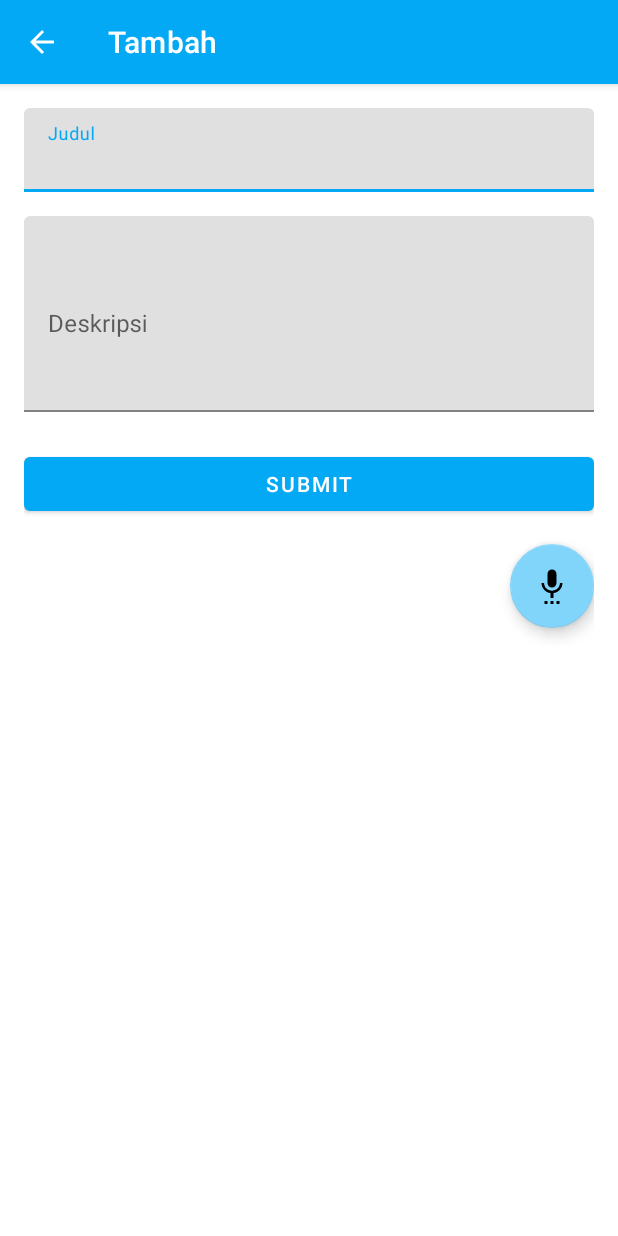
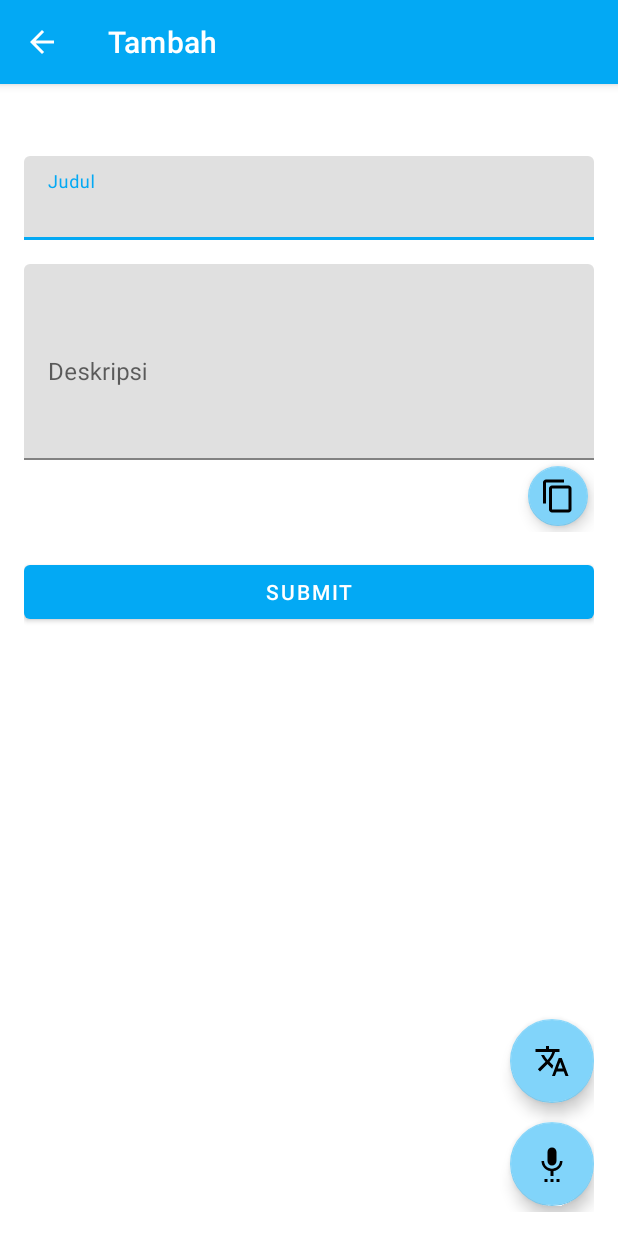
Before and after one commit to NoisyBoy29/NotesApp, an Android app: the CRUDNoteActivity screen opened directly, with no data from a screen before it, on a phone screen of 412 x 824 dp. Run offline under Robolectric (Android 15) with nearby library versions, the light colour scheme and no system bars.

Commit message:
menambahkan fitur TranslateActivity ke aplikasi dan menambahkan copy teks ke clipboard di dalam aplikasi.

```diff
--- a/app/build.gradle
+++ b/app/build.gradle
@@ -33,6 +33,7 @@ android {
     }
     buildFeatures {
         viewBinding true
+        dataBinding true
     }
 }
 
@@ -43,6 +44,8 @@ dependencies {
     implementation 'androidx.appcompat:appcompat:1.6.1'
     implementation 'com.google.android.material:material:1.9.0'
     implementation 'androidx.constraintlayout:constraintlayout:2.1.4'
+    implementation 'com.google.mlkit:common:18.8.0'
+    implementation 'com.google.mlkit:translate:17.0.1'
     testImplementation 'junit:junit:4.13.2'
     androidTestImplementation 'androidx.test.ext:junit:1.1.5'
     androidTestImplementation 'androidx.test.espresso:espresso-core:3.5.1'
--- a/app/src/main/java/com/naufal/notesapp/CRUDNoteActivity.kt
+++ b/app/src/main/java/com/naufal/notesapp/CRUDNoteActivity.kt
@@ -2,7 +2,10 @@ package com.naufal.notesapp
 
 import android.app.Activity
 import android.app.AlertDialog
+import android.content.ClipData
+import android.content.ClipboardManager
 import android.content.ContentValues
+import android.content.Context
 import android.content.Intent
 import androidx.appcompat.app.AppCompatActivity
 import android.os.Bundle
@@ -12,6 +15,7 @@ import android.text.Editable
 import android.view.Menu
 import android.view.MenuItem
 import android.view.View
+import android.widget.EditText
 import android.widget.Toast
 import com.naufal.notesapp.databinding.ActivityCrudnoteBinding
 import com.naufal.notesapp.db.DatabaseConfig
@@ -57,17 +61,14 @@ class CRUDNoteActivity : AppCompatActivity(), View.OnClickListener {
             note = Note()
         }
         val actionBarTitle: String
-        val btnTitle: String
         if (isEdit) {
             actionBarTitle = "Ubah"
-            btnTitle = "Update"
             note?.let {
                 binding.edtTitle.setText(it.title)
                 binding.edtDescription.setText(it.description)
             }
         } else {
             actionBarTitle = "Tambah"
-            btnTitle = "Simpan"
         }
         supportActionBar?.title = actionBarTitle
         supportActionBar?.setDisplayHomeAsUpEnabled(true)
@@ -75,6 +76,13 @@ class CRUDNoteActivity : AppCompatActivity(), View.OnClickListener {
         binding.voiceSpeechButton.setOnClickListener {
             speechInput()
         }
+        binding.copyDescButton.setOnClickListener {
+            copyDescToClipboard()
+        }
+        binding.translateButton.setOnClickListener {
+            intentToTranslate()
+        }
+
     }
 
     override fun onClick(view: View) {
@@ -212,4 +220,17 @@ class CRUDNoteActivity : AppCompatActivity(), View.OnClickListener {
             startActivityForResult(voiceSpeech, speechRec)
         }
     }
+
+    private fun copyDescToClipboard() {
+        val clipboardManager = getSystemService(Context.CLIPBOARD_SERVICE) as ClipboardManager
+        val copyDescNote = findViewById<EditText>(R.id.edtDescription).text.toString()
+        val clipDesc = ClipData.newPlainText("Salin Teks", copyDescNote)
+        clipboardManager.setPrimaryClip(clipDesc)
+        Toast.makeText(this, "Teks berhasil disalin ke clipboard", Toast.LENGTH_SHORT).show()
+    }
+
+    private fun intentToTranslate() {
+        val intent = Intent(this, TranslateActivity::class.java)
+        startActivity(intent)
+    }
 }
--- /dev/null
+++ b/app/src/main/res/drawable/ic_baseline_arrow_right_24.xml
@@ -0,0 +1,5 @@
+<vector android:autoMirrored="true" android:height="24dp"
+    android:tint="#000000" android:viewportHeight="24"
+    android:viewportWidth="24" android:width="24dp" xmlns:android="http://schemas.android.com/apk/res/android">
+    <path android:fillColor="@android:color/white" android:pathData="M16.01,11H4v2h12.01v3L20,12l-3.99,-4z"/>
+</vector>
--- /dev/null
+++ b/app/src/main/res/drawable/ic_baseline_copy_24.xml
@@ -0,0 +1,5 @@
+<vector android:height="24dp" android:tint="#000000"
+    android:viewportHeight="24" android:viewportWidth="24"
+    android:width="24dp" xmlns:android="http://schemas.android.com/apk/res/android">
+    <path android:fillColor="@android:color/white" android:pathData="M16,1L4,1c-1.1,0 -2,0.9 -2,2v14h2L4,3h12L16,1zM19,5L8,5c-1.1,0 -2,0.9 -2,2v14c0,1.1 0.9,2 2,2h11c1.1,0 2,-0.9 2,-2L21,7c0,-1.1 -0.9,-2 -2,-2zM19,21L8,21L8,7h11v14z"/>
+</vector>
--- /dev/null
+++ b/app/src/main/res/drawable/ic_baseline_translate_24.xml
@@ -0,0 +1,5 @@
+<vector android:height="24dp" android:tint="#000000"
+    android:viewportHeight="24" android:viewportWidth="24"
+    android:width="24dp" xmlns:android="http://schemas.android.com/apk/res/android">
+    <path android:fillColor="@android:color/white" android:pathData="M12.87,15.07l-2.54,-2.51 0.03,-0.03c1.74,-1.94 2.98,-4.17 3.71,-6.53L17,6L17,4h-7L10,2L8,2v2L1,4v1.99h11.17C11.5,7.92 10.44,9.75 9,11.35 8.07,10.32 7.3,9.19 6.69,8h-2c0.73,1.63 1.73,3.17 2.98,4.56l-5.09,5.02L4,19l5,-5 3.11,3.11 0.76,-2.04zM18.5,10h-2L12,22h2l1.12,-3h4.75L21,22h2l-4.5,-12zM15.88,17l1.62,-4.33L19.12,17h-3.24z"/>
+</vector>
--- a/app/src/main/res/layout/activity_crudnote.xml
+++ b/app/src/main/res/layout/activity_crudnote.xml
@@ -1,53 +1,92 @@
 <?xml version="1.0" encoding="utf-8"?>
-<LinearLayout xmlns:android="http://schemas.android.com/apk/res/android"
+<androidx.constraintlayout.widget.ConstraintLayout xmlns:android="http://schemas.android.com/apk/res/android"
+    xmlns:app="http://schemas.android.com/apk/res-auto"
     xmlns:tools="http://schemas.android.com/tools"
     android:layout_width="match_parent"
     android:layout_height="match_parent"
-    android:orientation="vertical"
     android:padding="16dp"
     tools:context="com.naufal.notesapp.CRUDNoteActivity">
 
     <com.google.android.material.textfield.TextInputLayout
+        android:id="@+id/textInputLayout"
         android:layout_width="match_parent"
         android:layout_height="wrap_content"
-        android:layout_marginBottom="16dp">
+        android:layout_marginTop="32dp"
+        app:layout_constraintEnd_toEndOf="parent"
+        app:layout_constraintStart_toStartOf="parent"
+        app:layout_constraintTop_toTopOf="parent">
+
         <EditText
-            android:id="@+id/edt_title"
+            android:id="@+id/edtTitle"
             android:layout_width="match_parent"
             android:layout_height="wrap_content"
+            android:autofillHints="Judul"
             android:hint="@string/title"
             android:inputType="textCapSentences"
-            android:maxLines="1"
-            android:autofillHints="Judul" />
+            android:maxLines="1" />
     </com.google.android.material.textfield.TextInputLayout>
 
     <com.google.android.material.textfield.TextInputLayout
+        android:id="@+id/textInputLayout2"
         android:layout_width="match_parent"
         android:layout_height="wrap_content"
-        android:layout_marginBottom="16dp">
+        android:layout_marginTop="16dp"
+        app:layout_constraintEnd_toEndOf="parent"
+        app:layout_constraintStart_toStartOf="parent"
+        app:layout_constraintTop_toBottomOf="@+id/textInputLayout">
+
         <EditText
-            android:id="@+id/edt_description"
+            android:id="@+id/edtDescription"
             android:layout_width="match_parent"
             android:layout_height="wrap_content"
             android:hint="@string/description"
-            android:lines="5"
-            android:autofillHints="Kegiatan apa?" />
+            android:lines="5" />
+
+        <com.google.android.material.floatingactionbutton.FloatingActionButton
+            android:id="@+id/copyDescButton"
+            android:layout_width="wrap_content"
+            android:layout_height="wrap_content"
+            android:layout_gravity="end"
+            android:src="@drawable/ic_baseline_copy_24"
+            app:backgroundTint="#80D3F9"
+            app:fabSize="mini"
+            app:layout_constraintBottom_toBottomOf="@+id/edtDescription"
+            app:layout_constraintEnd_toEndOf="parent" />
     </com.google.android.material.textfield.TextInputLayout>
+
 
     <Button
         android:id="@+id/btn_submit"
         style="@style/Widget.MaterialComponents.Button"
         android:layout_width="match_parent"
         android:layout_height="wrap_content"
-        android:layout_marginTop="8dp"
-        android:text="@string/submit" />
+        android:layout_marginTop="16dp"
+        android:text="@string/submit"
+        app:layout_constraintEnd_toEndOf="parent"
+        app:layout_constraintStart_toStartOf="parent"
+        app:layout_constraintTop_toBottomOf="@+id/textInputLayout2" />
+
+    <com.google.android.material.floatingactionbutton.FloatingActionButton
+        android:id="@+id/translateButton"
+        android:layout_width="wrap_content"
+        android:layout_height="wrap_content"
+        android:src="@drawable/ic_baseline_translate_24"
+        app:layout_constraintBottom_toTopOf="@+id/voiceSpeechButton"
+        app:layout_constraintEnd_toEndOf="parent"
+        app:layout_constraintHorizontal_bias="1.0"
+        app:layout_constraintStart_toStartOf="parent"
+        app:layout_constraintTop_toBottomOf="@+id/btn_submit"
+        app:layout_constraintVertical_bias="0.954" />
 
     <com.google.android.material.floatingactionbutton.FloatingActionButton
         android:id="@+id/voiceSpeechButton"
         android:layout_width="wrap_content"
         android:layout_height="wrap_content"
-        android:layout_gravity="end"
-        android:layout_marginTop="16dp"
-        android:src="@drawable/ic_baseline_voice_24" />
+        android:layout_marginBottom="4dp"
+        android:src="@drawable/ic_baseline_voice_24"
+        app:layout_constraintBottom_toBottomOf="parent"
+        app:layout_constraintEnd_toEndOf="@+id/translateButton"
+        app:layout_constraintHorizontal_bias="1.0"
+        app:layout_constraintStart_toStartOf="parent" />
 
-</LinearLayout>
+</androidx.constraintlayout.widget.ConstraintLayout>
```
Also changed, not shown: app/src/main/AndroidManifest.xml (+6 -3 lines), app/src/main/java/com/naufal/notesapp/TranslateActivity.kt (added, +107 -0 lines), app/src/main/res/layout/activity_translate.xml (added, +133 -0 lines), app/src/main/res/values/strings.xml (+7 -0 lines).
